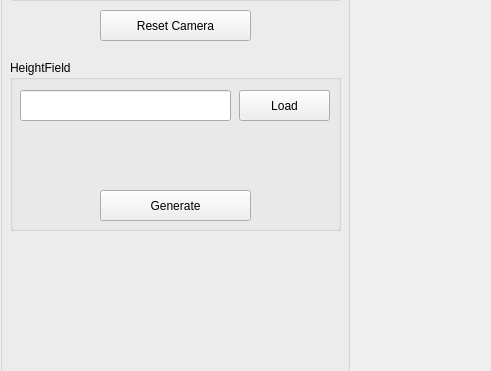
Before: the Qt Designer form AppTinyMesh/UI/interface.ui in Spaicat/M1-S7-MeshVisualization, drawn with Qt 5; both pictures show x 0 to 491 and y 229 to 600 of the 1200 by 1000 pixel window.
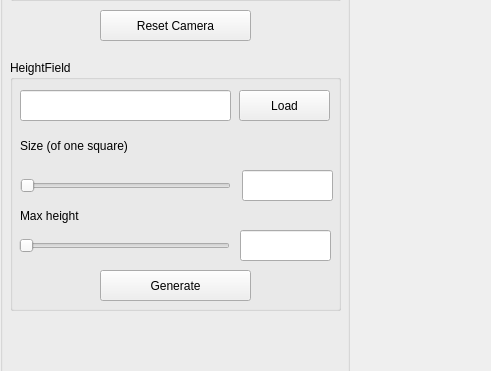
After: the same form once the commit is applied.

Commit message: HeightField : Correct Normals + Sliders for sizes

What changed in the file:
```diff
--- a/AppTinyMesh/UI/interface.ui
+++ b/AppTinyMesh/UI/interface.ui
@@ -271,7 +271,7 @@
          <x>10</x>
          <y>270</y>
          <width>331</width>
-         <height>171</height>
+         <height>251</height>
         </rect>
        </property>
        <property name="title">
@@ -310,7 +310,7 @@
         <property name="geometry">
          <rect>
           <x>90</x>
-          <y>130</y>
+          <y>210</y>
           <width>151</width>
           <height>31</height>
          </rect>
@@ -319,6 +319,90 @@
          <string>Generate</string>
         </property>
        </widget>
+       <widget class="QLineEdit" name="heightSize">
+        <property name="geometry">
+         <rect>
+          <x>232</x>
+          <y>110</y>
+          <width>91</width>
+          <height>31</height>
+         </rect>
+        </property>
+       </widget>
+       <widget class="QLabel" name="label">
+        <property name="geometry">
+         <rect>
+          <x>10</x>
+          <y>70</y>
+          <width>131</width>
+          <height>31</height>
+         </rect>
+        </property>
+        <property name="text">
+         <string>Size (of one square)</string>
+        </property>
+       </widget>
+       <widget class="QLabel" name="label_4">
+        <property name="geometry">
+         <rect>
+          <x>10</x>
+          <y>140</y>
+          <width>131</width>
+          <height>31</height>
+         </rect>
+        </property>
+        <property name="text">
+         <string>Max height</string>
+        </property>
+       </widget>
+       <widget class="QLineEdit" name="heightMax">
+        <property name="geometry">
+         <rect>
+          <x>230</x>
+          <y>170</y>
+          <width>91</width>
+          <height>31</height>
+         </rect>
+        </property>
+       </widget>
+       <widget class="QSlider" name="heightSizeSlider">
+        <property name="geometry">
+         <rect>
+          <x>10</x>
+          <y>115</y>
+          <width>211</width>
+          <height>21</height>
+         </rect>
+        </property>
+        <property name="minimum">
+         <number>1</number>
+        </property>
+        <property name="maximum">
+         <number>100</number>
+        </property>
+        <property name="orientation">
+         <enum>Qt::Horizontal</enum>
+        </property>
+       </widget>
+       <widget class="QSlider" name="heightMaxSlider">
+        <property name="geometry">
+         <rect>
+          <x>9</x>
+          <y>175</y>
+          <width>211</width>
+          <height>21</height>
+         </rect>
+        </property>
+        <property name="minimum">
+         <number>1</number>
+        </property>
+        <property name="maximum">
+         <number>200</number>
+        </property>
+        <property name="orientation">
+         <enum>Qt::Horizontal</enum>
+        </property>
+       </widget>
       </widget>
      </widget>
     </item>
```
The commit also changes 4 other files.
